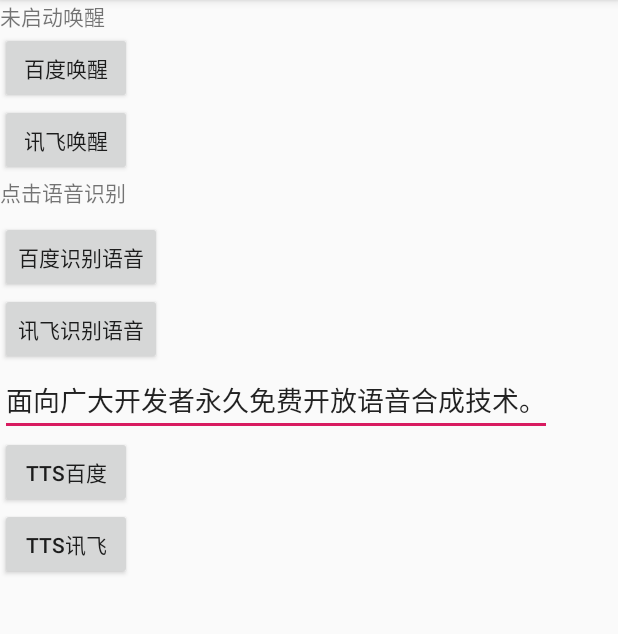
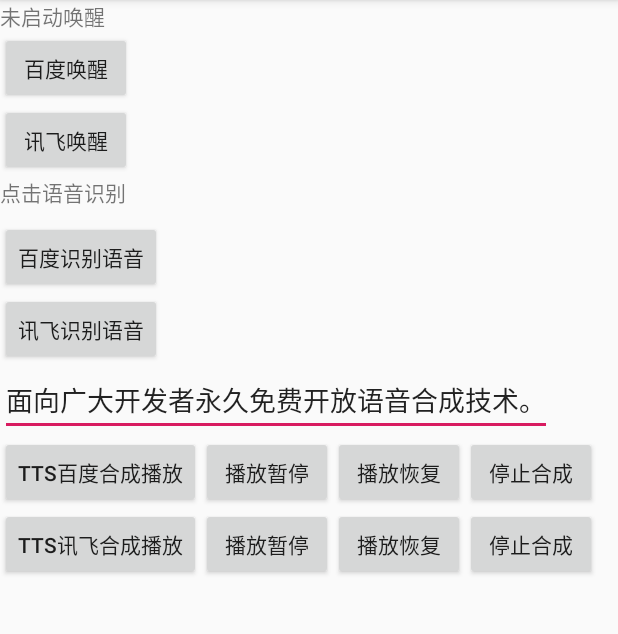
Before and after one commit to Ulez/CommonLib, an Android app: the screen it shows after launch (MainActivity), on a phone screen of 412 x 824 dp, the part 84-718 px from its top. Run offline under Robolectric (Android 15) with nearby library versions, the phone set to English and light mode, and no system bars; libraries missing offline, so code that uses them is left out: com.socks.library; network calls fail; 4 statements that could not run were skipped.

Commit message:
播放暂停、恢复、停止合成。

```diff
--- a/app/src/main/java/com/ulez/commonlib/MainActivity.java
+++ b/app/src/main/java/com/ulez/commonlib/MainActivity.java
@@ -77,6 +77,14 @@ public class MainActivity extends AppCompatActivity implements View.OnClickListe
 
         etTts = findViewById(R.id.et_tts);
 
+        findViewById(R.id.bt_tts_pause).setOnClickListener(this);
+        findViewById(R.id.bt_tts_resume).setOnClickListener(this);
+        findViewById(R.id.bt_tts_stop).setOnClickListener(this);
+
+        findViewById(R.id.bt_tts2_pause).setOnClickListener(this);
+        findViewById(R.id.bt_tts2_resume).setOnClickListener(this);
+        findViewById(R.id.bt_tts2_stop).setOnClickListener(this);
+
         int permission;
         if (Build.VERSION.SDK_INT >= Build.VERSION_CODES.M) {
             permission = checkSelfPermission(Manifest.permission.RECORD_AUDIO);
@@ -134,7 +142,7 @@ public class MainActivity extends AppCompatActivity implements View.OnClickListe
                 wakeTextBd.setText(e.getMessage());
             }
         });
-        ttsManager = TtsManager.getInstance(this, mainHandler, TtsManager.TTS_BD, "bdxfTTS",new TtsListener(){
+        ttsManager = TtsManager.getInstance(this, mainHandler, TtsManager.TTS_BD, "bdxfTTS", new TtsListener() {
 
             @Override
             public void onResult(String result) {
@@ -148,8 +156,8 @@ public class MainActivity extends AppCompatActivity implements View.OnClickListe
         });
     }
 
-    private void T(String s){
-        Toast.makeText(this,s,Toast.LENGTH_SHORT).show();
+    private void T(String s) {
+        Toast.makeText(this, s, Toast.LENGTH_SHORT).show();
     }
 
     @Override
@@ -179,6 +187,18 @@ public class MainActivity extends AppCompatActivity implements View.OnClickListe
             case R.id.bt_tts2:
                 ttsManager.speak(etTts.getText().toString(), TtsManager.TTS_XF, "output-xf.pcm");
                 break;
+            case R.id.bt_tts_pause:
+            case R.id.bt_tts2_pause:
+                ttsManager.pause();
+                break;
+            case R.id.bt_tts_resume:
+            case R.id.bt_tts2_resume:
+                ttsManager.resume();
+                break;
+            case R.id.bt_tts_stop:
+            case R.id.bt_tts2_stop:
+                ttsManager.stop();
+                break;
         }
     }
 }
--- a/app/src/main/res/layout/activity_main.xml
+++ b/app/src/main/res/layout/activity_main.xml
@@ -50,16 +50,63 @@
         android:layout_height="wrap_content"
         android:text="面向广大开发者永久免费开放语音合成技术。" />
 
+    <LinearLayout
+        android:layout_width="match_parent"
+        android:layout_height="wrap_content"
+        android:orientation="horizontal">
+
         <Button
             android:id="@+id/bt_tts"
             android:layout_width="wrap_content"
             android:layout_height="wrap_content"
-        android:text="tts百度" />
+            android:text="tts百度合成播放" />
+
+        <Button
+            android:id="@+id/bt_tts_pause"
+            android:layout_width="wrap_content"
+            android:layout_height="wrap_content"
+            android:text="播放暂停" />
+
+        <Button
+            android:id="@+id/bt_tts_resume"
+            android:layout_width="wrap_content"
+            android:layout_height="wrap_content"
+            android:text="播放恢复" />
+
+        <Button
+            android:id="@+id/bt_tts_stop"
+            android:layout_width="wrap_content"
+            android:layout_height="wrap_content"
+            android:text="停止合成" />
+    </LinearLayout>
+
+
+    <LinearLayout
+        android:layout_width="match_parent"
+        android:layout_height="wrap_content">
 
         <Button
             android:id="@+id/bt_tts2"
             android:layout_width="wrap_content"
             android:layout_height="wrap_content"
-        android:text="tts讯飞" />
+            android:text="tts讯飞合成播放" />
 
+        <Button
+            android:id="@+id/bt_tts2_pause"
+            android:layout_width="wrap_content"
+            android:layout_height="wrap_content"
+            android:text="播放暂停" />
+
+        <Button
+            android:id="@+id/bt_tts2_resume"
+            android:layout_width="wrap_content"
+            android:layout_height="wrap_content"
+            android:text="播放恢复" />
+
+        <Button
+            android:id="@+id/bt_tts2_stop"
+            android:layout_width="wrap_content"
+            android:layout_height="wrap_content"
+            android:text="停止合成" />
     </LinearLayout>
+</LinearLayout>
```
Also changed, not shown: bdxflibrary/src/main/java/com/ulez/bdxflibrary/tts/TtsManager.java (+66 -0 lines). Lines whose indentation alone changed are shown as unchanged.
